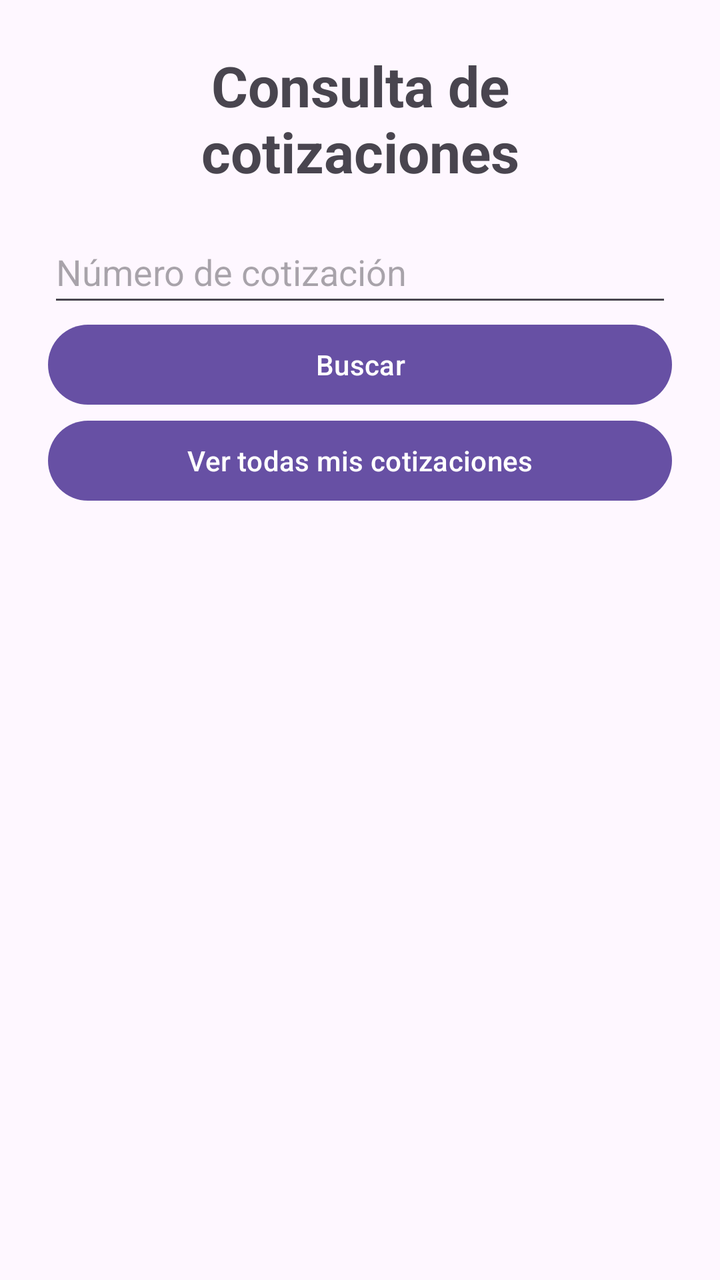
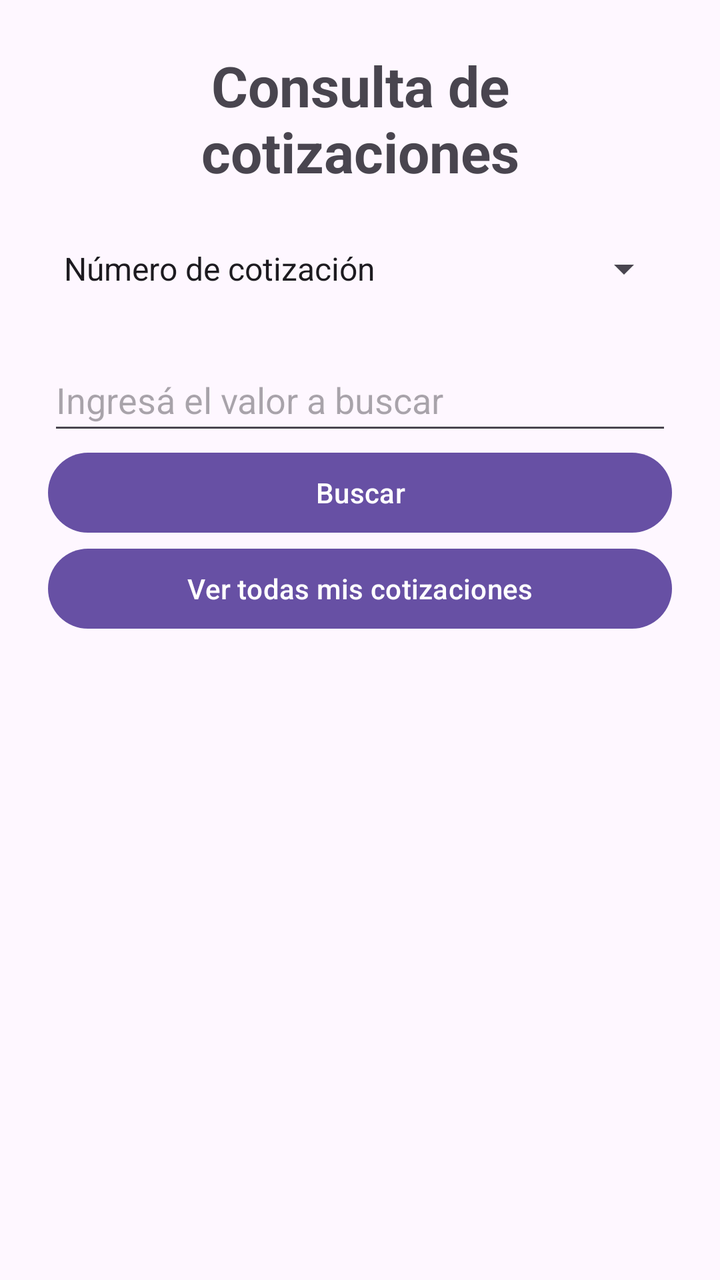

Screens rendered from an Android XML layout before and after an edit, with the pre-edit source and the edit as a unified diff.
<!-- AndroidManifest.xml: application theme Theme.CotizadorSeguros -->
<!-- res/layout/activity_consulta_cotizaciones.xml -->
<?xml version="1.0" encoding="utf-8"?>
<androidx.constraintlayout.widget.ConstraintLayout
    xmlns:android="http://schemas.android.com/apk/res/android"
    xmlns:app="http://schemas.android.com/apk/res-auto"
    android:id="@+id/main"
    android:layout_width="match_parent"
    android:layout_height="match_parent">

    <ScrollView
        android:layout_width="0dp"
        android:layout_height="0dp"
        app:layout_constraintTop_toTopOf="parent"
        app:layout_constraintBottom_toBottomOf="parent"
        app:layout_constraintStart_toStartOf="parent"
        app:layout_constraintEnd_toEndOf="parent">

        <LinearLayout
            android:layout_width="match_parent"
            android:layout_height="wrap_content"
            android:orientation="vertical"
            android:padding="@dimen/padding_pantalla">

            <TextView
                android:layout_width="match_parent"
                android:layout_height="wrap_content"
                android:text="@string/consulta_titulo"
                android:textSize="@dimen/titulo_size"
                android:textStyle="bold"
                android:gravity="center" />

            <EditText
                android:id="@+id/inputBuscarCotizacion"
                android:layout_width="match_parent"
                android:layout_height="wrap_content"
                android:layout_marginTop="@dimen/margin_normal"
                android:minHeight="@dimen/altura_minima_input"
                android:hint="@string/consulta_buscar_numero"
                android:inputType="textNoSuggestions"
                android:maxLines="1"
                android:importantForAutofill="no" />

            <Button
                android:id="@+id/btnBuscarCotizacion"
                android:layout_width="match_parent"
                android:layout_height="wrap_content"
                android:text="@string/consulta_buscar" />

            <Button
                android:id="@+id/btnVerTodasCotizaciones"
                android:layout_width="match_parent"
                android:layout_height="wrap_content"
                android:text="@string/consulta_ver_todas" />

            <TextView
                android:id="@+id/txtEstadoConsulta"
                android:layout_width="match_parent"
                android:layout_height="wrap_content"
                android:layout_marginTop="@dimen/margin_normal" />

            <LinearLayout
                android:id="@+id/contenedorCotizaciones"
                android:layout_width="match_parent"
                android:layout_height="wrap_content"
                android:layout_marginTop="@dimen/margin_normal"
                android:orientation="vertical" />

        </LinearLayout>
    </ScrollView>

</androidx.constraintlayout.widget.ConstraintLayout>
<!-- resources referenced by this layout -->
<resources>
  <dimen name="altura_minima_input">48dp</dimen>
  <dimen name="margin_normal">16dp</dimen>
  <dimen name="padding_pantalla">24dp</dimen>
  <dimen name="titulo_size">28sp</dimen>
  <string name="consulta_buscar">Buscar</string>
  <string name="consulta_buscar_numero">Número de cotización</string>
  <string name="consulta_titulo">Consulta de cotizaciones</string>
  <string name="consulta_ver_todas">Ver todas mis cotizaciones</string>
  <style name="Theme.CotizadorSeguros" parent="Base.Theme.CotizadorSeguros" />
  <style name="Base.Theme.CotizadorSeguros" parent="Theme.Material3.DayNight.NoActionBar">
          
          
      </style>
</resources>

<!-- the commit's change to res/layout/activity_consulta_cotizaciones.xml (unified diff, before → after) -->
@@ -28,13 +28,21 @@
                 android:textStyle="bold"
                 android:gravity="center" />
 
+            <Spinner
+                android:id="@+id/spinnerCriterioBusqueda"
+                android:layout_width="match_parent"
+                android:layout_height="wrap_content"
+                android:layout_marginTop="@dimen/margin_normal"
+                android:minHeight="@dimen/altura_minima_input"
+                android:entries="@array/consulta_criterios" />
+
             <EditText
                 android:id="@+id/inputBuscarCotizacion"
                 android:layout_width="match_parent"
                 android:layout_height="wrap_content"
                 android:layout_marginTop="@dimen/margin_normal"
                 android:minHeight="@dimen/altura_minima_input"
-                android:hint="@string/consulta_buscar_numero"
+                android:hint="@string/consulta_buscar_valor"
                 android:inputType="textNoSuggestions"
                 android:maxLines="1"
                 android:importantForAutofill="no" />
<!-- resource entries referenced after the edit -->
@@ -1,11 +1,15 @@
 <!-- resources referenced by this layout -->
 <resources>
+  <string-array name="consulta_criterios">
+          <item>Número de cotización</item>
+          <item>Asegurado</item>
+      </string-array>
   <dimen name="altura_minima_input">48dp</dimen>
   <dimen name="margin_normal">16dp</dimen>
   <dimen name="padding_pantalla">24dp</dimen>
   <dimen name="titulo_size">28sp</dimen>
   <string name="consulta_buscar">Buscar</string>
-  <string name="consulta_buscar_numero">Número de cotización</string>
+  <string name="consulta_buscar_valor">Ingresá el valor a buscar</string>
   <string name="consulta_titulo">Consulta de cotizaciones</string>
   <string name="consulta_ver_todas">Ver todas mis cotizaciones</string>
   <style name="Theme.CotizadorSeguros" parent="Base.Theme.CotizadorSeguros" />
